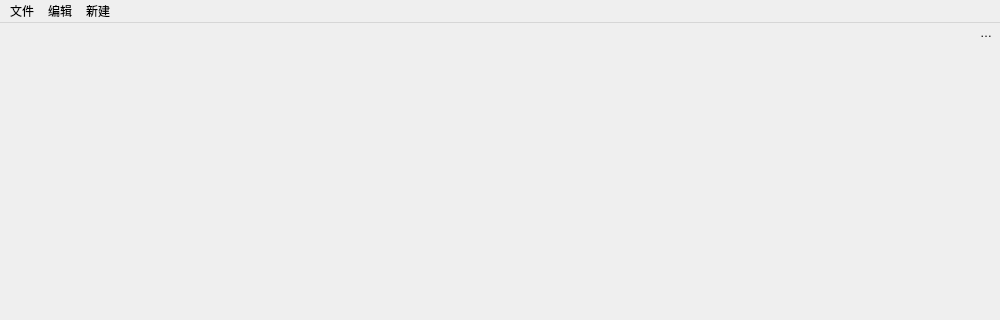
This is mainwindow.ui in 3548848289/SmartDesk as Qt 5 draws it before an edit; both pictures show x 0 to 1000 and y 0 to 320 of the 1000 by 700 pixel window. The edited form follows.
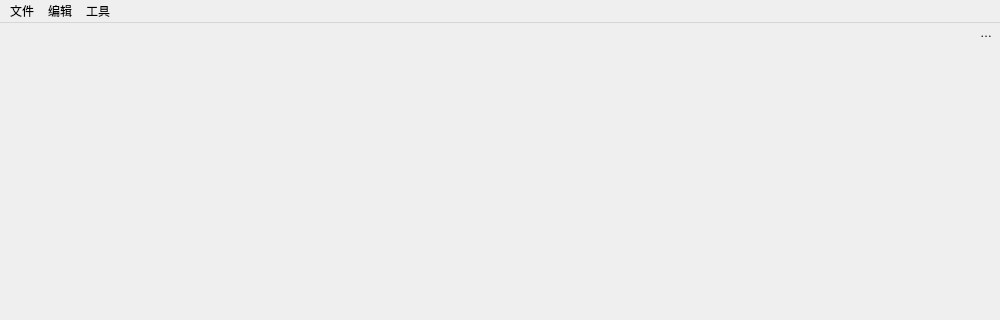
This is the edited form. Icons and pictures are not drawn.

What changed in the file:
```diff
--- a/mainwindow.ui
+++ b/mainwindow.ui
@@ -60,7 +60,7 @@
    </widget>
    <widget class="QMenu" name="menu">
     <property name="title">
-     <string>新建</string>
+     <string>工具</string>
     </property>
    </widget>
    <addaction name="menufile"/>
```
Left out of the diff: 6 changed lines with no effect on the pictures.
